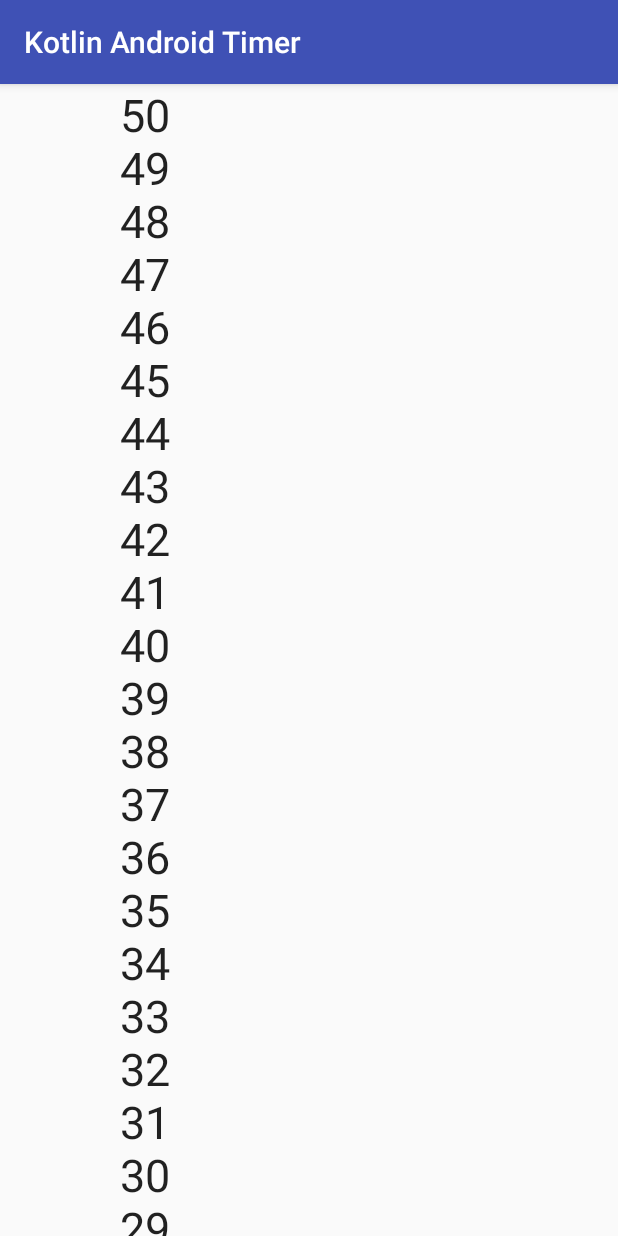
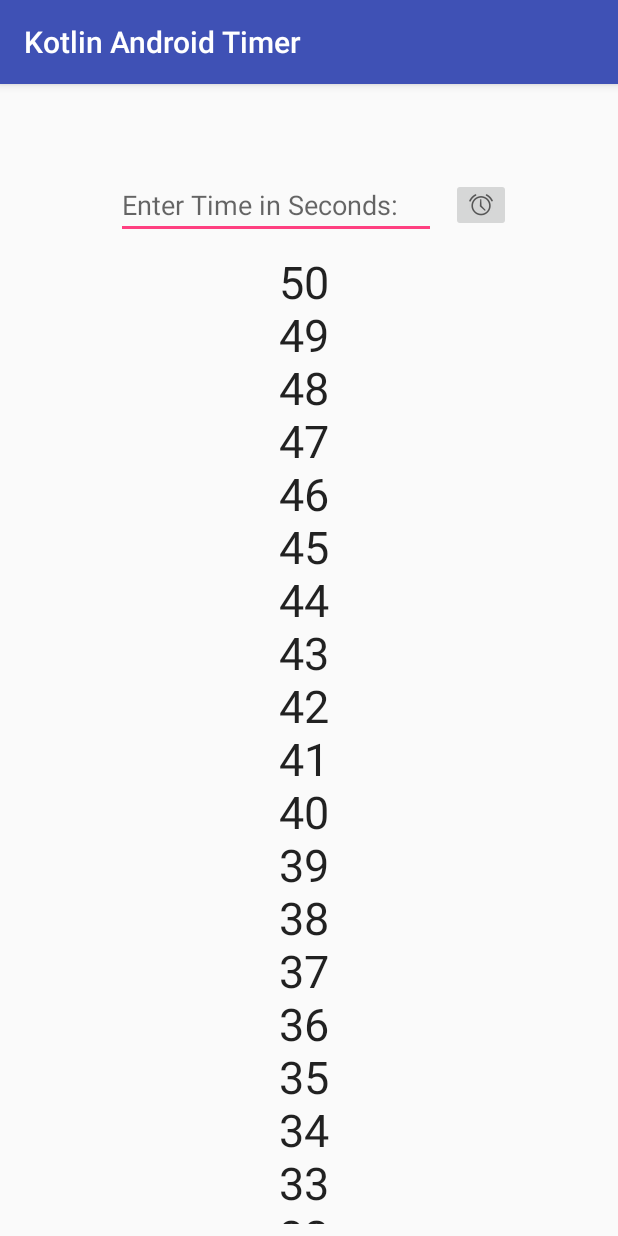
Before and after one commit to triggermike/WhateverYouWant, an Android app: the screen it shows after launch (MainActivity), on a phone screen of 412 x 824 dp. Run offline under Robolectric (Android 15) with nearby library versions, the phone set to English and light mode, and no system bars.

Commit message:
Added UI for timer

```diff
--- a/app/src/main/res/layout/activity_main.xml
+++ b/app/src/main/res/layout/activity_main.xml
@@ -7,13 +7,22 @@
     tools:context=".MainActivity">
 
     <ScrollView
-        android:layout_width="match_parent"
-        android:layout_height="match_parent">
+        android:id="@+id/scrollView2"
+        android:layout_width="wrap_content"
+        android:layout_height="0dp"
+        android:layout_marginBottom="8dp"
+        android:layout_marginEnd="8dp"
+        android:layout_marginStart="8dp"
+        android:layout_marginTop="8dp"
+        app:layout_constraintBottom_toBottomOf="parent"
+        app:layout_constraintEnd_toEndOf="parent"
+        app:layout_constraintStart_toStartOf="parent"
+        app:layout_constraintTop_toBottomOf="@+id/etMainUserInput">
 
         <TextView
             android:id="@+id/mainText"
-            android:layout_width="200dp"
-            android:layout_height="143dp"
+            android:layout_width="wrap_content"
+            android:layout_height="wrap_content"
             android:text="Hello World!"
             android:textAlignment="center"
             android:textAppearance="@style/TextAppearance.AppCompat.Body1"
@@ -26,4 +35,38 @@
 
     </ScrollView>
 
+    <EditText
+        android:id="@+id/etMainUserInput"
+        android:layout_width="wrap_content"
+        android:layout_height="wrap_content"
+        android:layout_marginBottom="8dp"
+        android:layout_marginEnd="8dp"
+        android:layout_marginStart="8dp"
+        android:layout_marginTop="8dp"
+        android:ems="10"
+        android:hint="@string/user_input_hint"
+        android:inputType="number"
+        app:layout_constraintBottom_toBottomOf="parent"
+        app:layout_constraintEnd_toEndOf="parent"
+        app:layout_constraintHorizontal_bias="0.38"
+        app:layout_constraintStart_toStartOf="parent"
+        app:layout_constraintTop_toTopOf="parent"
+        app:layout_constraintVertical_bias="0.071" />
+
+    <ImageButton
+        android:id="@+id/btnMainUserInput"
+        android:layout_width="wrap_content"
+        android:layout_height="wrap_content"
+        android:layout_marginBottom="8dp"
+        android:layout_marginEnd="8dp"
+        android:layout_marginStart="8dp"
+        android:layout_marginTop="8dp"
+        android:contentDescription="@string/button_cd"
+        app:layout_constraintBottom_toBottomOf="@+id/etMainUserInput"
+        app:layout_constraintEnd_toEndOf="parent"
+        app:layout_constraintHorizontal_bias="0.03"
+        app:layout_constraintStart_toEndOf="@+id/etMainUserInput"
+        app:layout_constraintTop_toTopOf="@+id/etMainUserInput"
+        app:srcCompat="@android:drawable/ic_lock_idle_alarm" />
+
 </android.support.constraint.ConstraintLayout>
--- a/app/src/main/res/values/strings.xml
+++ b/app/src/main/res/values/strings.xml
@@ -1,3 +1,5 @@
 <resources>
     <string name="app_name">Kotlin Android Timer</string>
+    <string name="user_input_hint">Enter Time in Seconds:</string>
+    <string name="button_cd">Press button to start timer</string>
 </resources>
```
